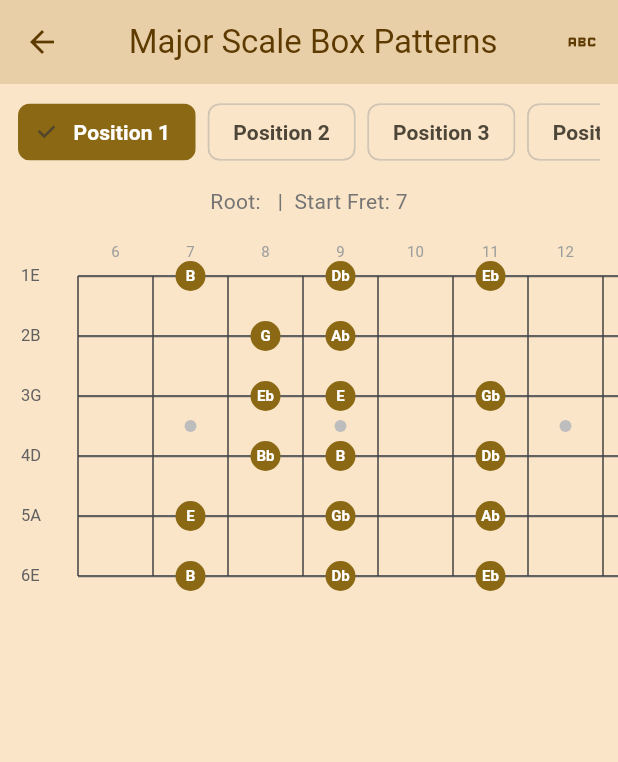
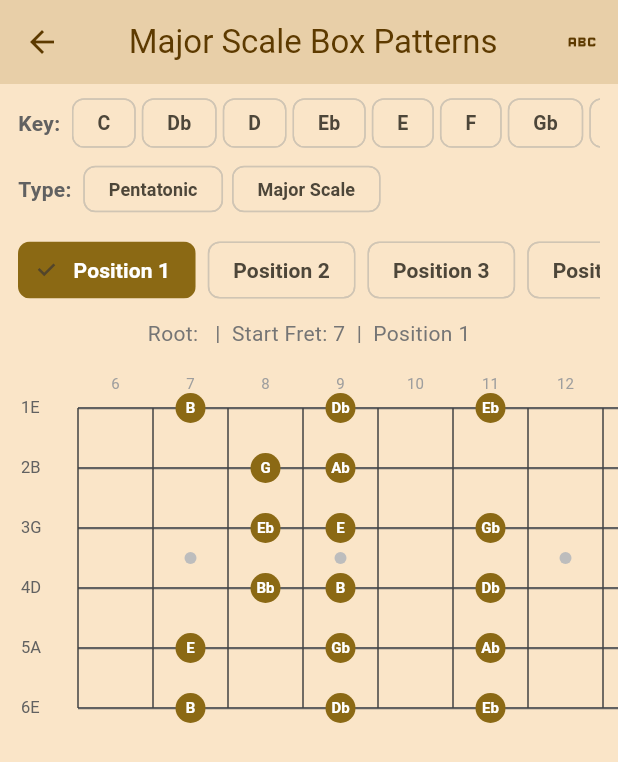
Before and after one commit to rnak24-lab/guitar-teacher, a Flutter app: the BoxPatternScreen screen opened directly with empty values, on a phone screen of 412 x 824 dp. Shown: the top 762 px of the screen. Run offline on Flutter 3.47's test engine with Material 3 defaults, Android fonts, the phone set to English and light mode, and no system bars; drawn by our look-alikes of google_mobile_ads; our stand-ins replace audioplayers, fl_chart, flutter_local_notifications, permission_handler, shared_preferences, table_calendar and 1 more; missing offline and left inert: record; accounts and stored records are empty; network calls fail.

Commit message:
feat: add in-screen key change for Box Pattern - form 2~5 auto-sync
When user changes root note (key) inside BoxPatternScreen, all form
positions automatically recalculate their fret positions. Also added
pattern type toggle (Pentatonic/Major) within the screen.

Addresses: GE box pattern key change -> form 2~5 sync requirement.

Co-Authored-By: Claude Opus 4.6 (1M context) <noreply@anthropic.com>

```diff
--- a/lib/screens/scale_trainer/box_pattern_screen.dart
+++ b/lib/screens/scale_trainer/box_pattern_screen.dart
@@ -6,6 +6,8 @@ import '../../widgets/ad_banner_widget.dart';
 import '../../providers/note_name_provider.dart';
 
 /// Displays a selected box pattern on the fretboard diagram.
+/// Supports in-screen key changes: when root note changes,
+/// all form positions (2~5/7) update automatically.
 class BoxPatternScreen extends StatefulWidget {
   final String rootNote;
 
@@ -25,30 +27,52 @@ class BoxPatternScreen extends StatefulWidget {
 class _BoxPatternScreenState extends State<BoxPatternScreen> {
   int _selectedPosition = 0;
   bool _showNoteNames = true;
+  late String _currentRoot;
+  late String _currentType;
+
+  @override
+  void initState() {
+    super.initState();
+    _currentRoot = widget.rootNote;
+    _currentType = widget.patternType;
+  }
 
   List<BoxPattern> get _patterns =>
-      widget.patternType == 'pentatonic'
+      _currentType == 'pentatonic'
           ? BoxPattern.pentatonicMinor
           : BoxPattern.majorScale;
 
   String get _title =>
-      widget.patternType == 'pentatonic'
+      _currentType == 'pentatonic'
           ? 'Pentatonic Box Patterns'
           : 'Major Scale Box Patterns';
 
   /// Calculate the starting fret for the selected pattern & root.
   int _startFretForRoot() {
-    // Root note determines the starting fret position.
-    // Position 1 starts at the root note on the 6th string.
-    final rootIdx = Note.noteIndex(widget.rootNote);
-    // 6th string is open E (index 4)
+    final rootIdx = Note.noteIndex(_currentRoot);
     final openEIdx = Note.noteIndex('E');
     int baseFret = (rootIdx - openEIdx) % 12;
-    if (baseFret == 0) baseFret = 12; // Open E maps to fret 12 for clarity
+    if (baseFret == 0) baseFret = 12;
 
-    // Shift by position (approximate 2-3 frets per position)
     final shift = _selectedPosition * 3;
     return (baseFret + shift) % 12;
+  }
+
+  void _changeRoot(String newRoot) {
+    setState(() {
+      _currentRoot = newRoot;
+      // All form positions recalculate automatically via _startFretForRoot()
+    });
+  }
+
+  void _changeType(String newType) {
+    setState(() {
+      _currentType = newType;
+      // Reset position if current exceeds available positions
+      if (_selectedPosition >= _patterns.length) {
+        _selectedPosition = 0;
+      }
+    });
   }
 
   @override
@@ -61,7 +85,7 @@ class _BoxPatternScreenState extends State<BoxPatternScreen> {
 
     return Scaffold(
       appBar: AppBar(
-        title: Text('${nn.display(widget.rootNote)} $_title'),
+        title: Text('${nn.display(_currentRoot)} $_title'),
         actions: [
           IconButton(
             icon: Icon(_showNoteNames ? Icons.abc : Icons.music_note),
@@ -72,9 +96,95 @@ class _BoxPatternScreenState extends State<BoxPatternScreen> {
       ),
       body: Column(
         children: [
-          // Position selector
+          // ── Key (Root Note) selector ──
           Container(
-            padding: const EdgeInsets.symmetric(horizontal: 12, vertical: 8),
+            padding: const EdgeInsets.symmetric(horizontal: 12, vertical: 6),
+            child: Column(
+              crossAxisAlignment: CrossAxisAlignment.start,
+              children: [
+                Row(
+                  children: [
+                    Text('Key: ',
+                        style: TextStyle(
+                            fontSize: 14,
+                            fontWeight: FontWeight.bold,
+                            color: Colors.grey[700])),
+                    const SizedBox(width: 4),
+                    Expanded(
+                      child: SingleChildScrollView(
+                        scrollDirection: Axis.horizontal,
+                        child: Row(
+                          children: Note.allNotes.map((note) {
+                            final isSelected = _currentRoot == note;
+                            return Padding(
+                              padding: const EdgeInsets.only(right: 4),
+                              child: ChoiceChip(
+                                label: Text(nn.display(note),
+                                    style: TextStyle(
+                                      fontSize: 13,
+                                      fontWeight: FontWeight.bold,
+                                      color:
+                                          isSelected ? Colors.white : null,
+                                    )),
+                                selected: isSelected,
+                                selectedColor: Colors.red[700],
+                                visualDensity: VisualDensity.compact,
+                                onSelected: (_) => _changeRoot(note),
+                              ),
+                            );
+                          }).toList(),
+                        ),
+                      ),
+                    ),
+                  ],
+                ),
+                const SizedBox(height: 4),
+                // Pattern type toggle
+                Row(
+                  children: [
+                    Text('Type: ',
+                        style: TextStyle(
+                            fontSize: 14,
+                            fontWeight: FontWeight.bold,
+                            color: Colors.grey[700])),
+                    const SizedBox(width: 4),
+                    ChoiceChip(
+                      label: const Text('Pentatonic',
+                          style: TextStyle(fontSize: 12)),
+                      selected: _currentType == 'pentatonic',
+                      selectedColor: accent,
+                      labelStyle: TextStyle(
+                        color: _currentType == 'pentatonic'
+                            ? Colors.white
+                            : null,
+                        fontWeight: FontWeight.w600,
+                      ),
+                      visualDensity: VisualDensity.compact,
+                      onSelected: (_) => _changeType('pentatonic'),
+                    ),
+                    const SizedBox(width: 6),
+                    ChoiceChip(
+                      label: const Text('Major Scale',
+                          style: TextStyle(fontSize: 12)),
+                      selected: _currentType == 'major',
+                      selectedColor: accent,
+                      labelStyle: TextStyle(
+                        color:
+                            _currentType == 'major' ? Colors.white : null,
+                        fontWeight: FontWeight.w600,
+                      ),
+                      visualDensity: VisualDensity.compact,
+                      onSelected: (_) => _changeType('major'),
+                    ),
+                  ],
+                ),
+              ],
+            ),
+          ),
+
+          // Position selector (forms)
+          Container(
+            padding: const EdgeInsets.symmetric(horizontal: 12, vertical: 4),
             child: SingleChildScrollView(
               scrollDirection: Axis.horizontal,
               child: Row(
@@ -103,7 +213,7 @@ class _BoxPatternScreenState extends State<BoxPatternScreen> {
           Padding(
             padding: const EdgeInsets.symmetric(horizontal: 16, vertical: 4),
             child: Text(
-              'Root: ${nn.display(widget.rootNote)}  |  Start Fret: $startFret',
+              'Root: ${nn.display(_currentRoot)}  |  Start Fret: $startFret  |  ${pattern.name}',
               style: TextStyle(fontSize: 14, color: Colors.grey[600]),
             ),
           ),
@@ -154,7 +264,7 @@ class _BoxPatternScreenState extends State<BoxPatternScreen> {
           endFret: displayEnd,
           pattern: pattern,
           patternStartFret: startFret,
-          rootNote: widget.rootNote,
+          rootNote: _currentRoot,
           showNames: _showNoteNames,
           isDark: isDark,
           cellW: cellW,
```
